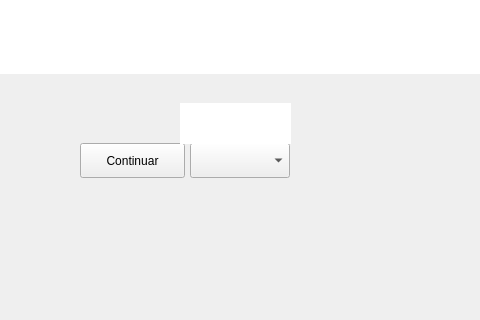
The window that ui/thirdwindow.ui (eriklemy/Detetive) describes before a commit, drawn with Qt 5; both pictures show x 560 to 1040 and y 337 to 657 of the 1366 by 768 pixel window.
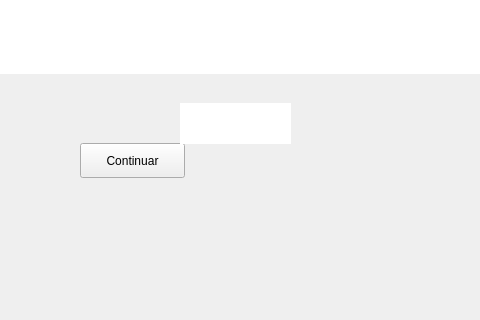
The same window after the commit.

What changed in the file:
```diff
--- a/ui/thirdwindow.ui
+++ b/ui/thirdwindow.ui
@@ -45,16 +45,6 @@
      <string/>
     </property>
    </widget>
-   <widget class="QComboBox" name="comboBox_sus">
-    <property name="geometry">
-     <rect>
-      <x>750</x>
-      <y>480</y>
-      <width>100</width>
-      <height>35</height>
-     </rect>
-    </property>
-   </widget>
    <widget class="QTextBrowser" name="textSus">
     <property name="geometry">
      <rect>
```
Left out of the diff: 1 changed line with no effect on the pictures.
